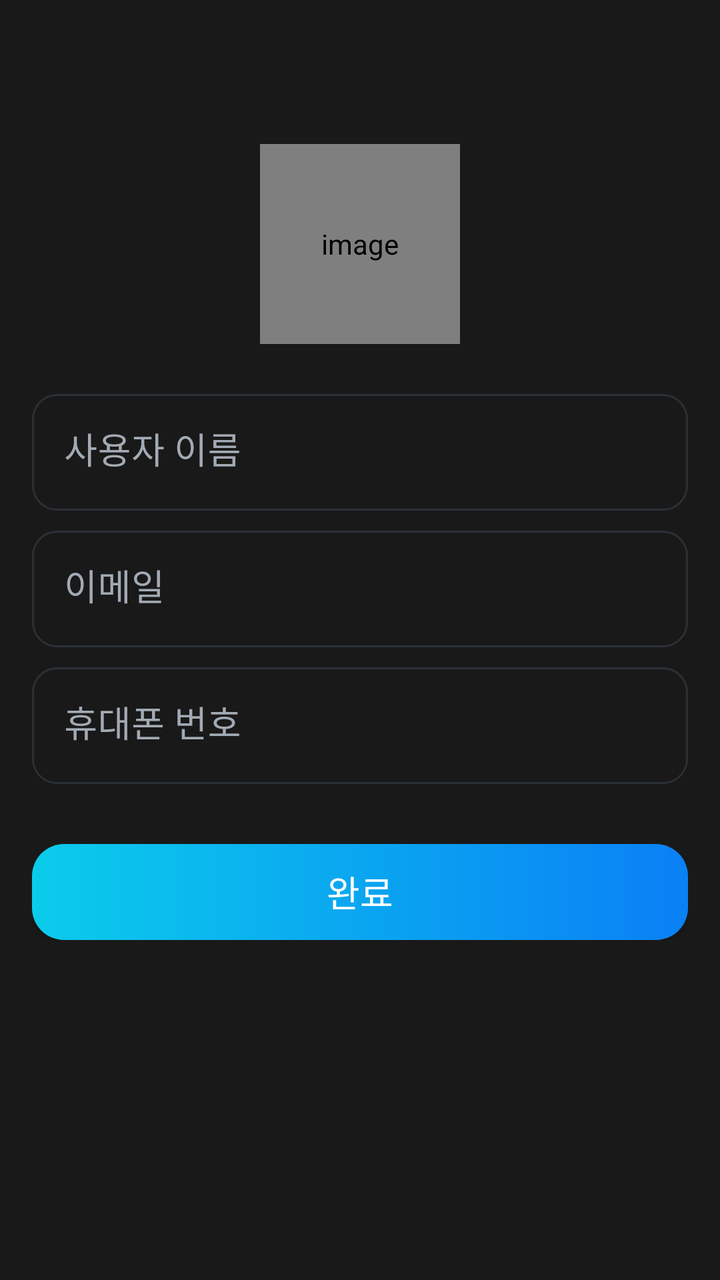
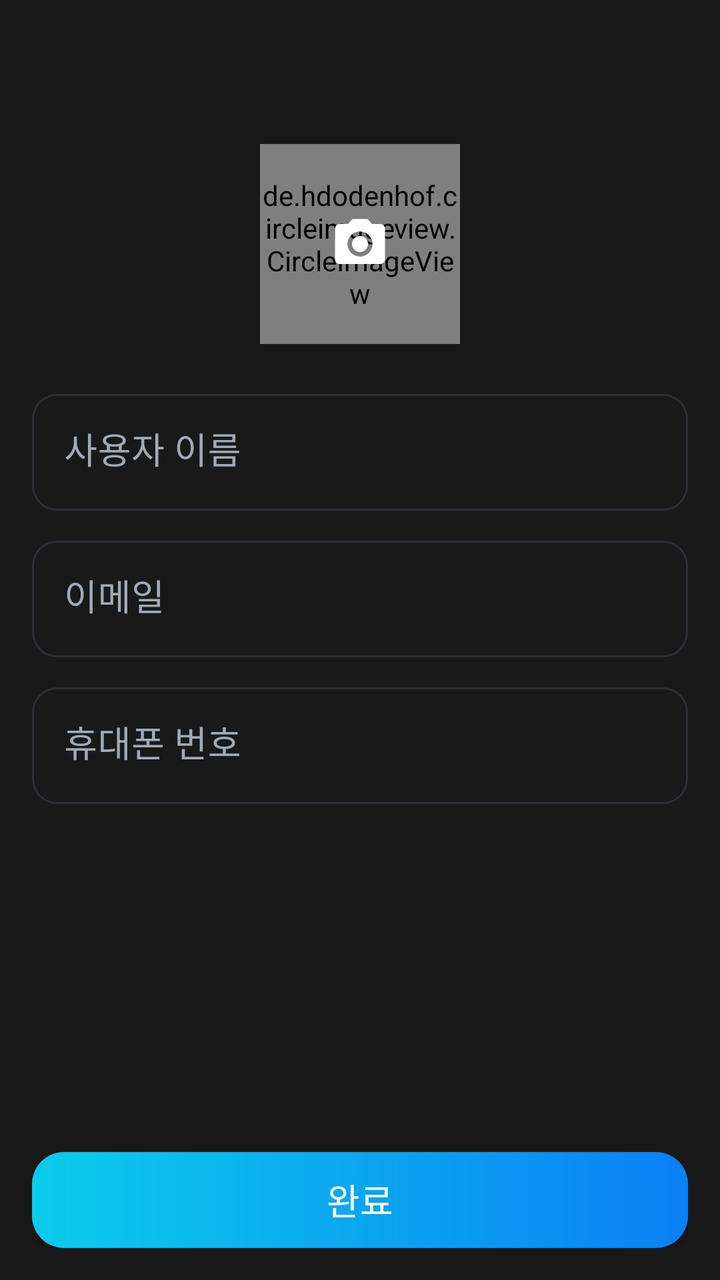

Two renders of the same Android screen: before a commit and after it. Below are the layout's source before the change and the commit's diff.
<!-- AndroidManifest.xml: activity theme AppTheme.NoActionBar -->
<!-- res/layout/activity_my_profile.xml -->
<?xml version="1.0" encoding="utf-8"?>
<layout xmlns:android="http://schemas.android.com/apk/res/android"
    xmlns:app="http://schemas.android.com/apk/res-auto"
    xmlns:tools="http://schemas.android.com/tools">

    <data>

    </data>

    <LinearLayout
        android:layout_width="match_parent"
        android:layout_height="match_parent"
        android:orientation="vertical"
        tools:context=".ui.MyProfileActivity">

        <com.google.android.material.appbar.AppBarLayout
            android:layout_width="match_parent"
            android:layout_height="wrap_content"
            android:theme="@style/AppTheme.AppBarOverlay"
            app:elevation="0dp">

            <androidx.appcompat.widget.Toolbar
                android:id="@+id/toolbar_my_profile_activity"
                android:layout_width="match_parent"
                android:layout_height="?attr/actionBarSize"
                android:background="?attr/colorPrimary"
                app:elevation="0dp"
                app:popupTheme="@style/AppTheme.PopupOverlay"
                app:titleTextAppearance="@style/CustomToolbarTitle" />

        </com.google.android.material.appbar.AppBarLayout>

        <LinearLayout
            android:layout_width="match_parent"
            android:layout_height="match_parent"
            android:background="@color/default_background">

            <LinearLayout
                android:layout_width="match_parent"
                android:layout_height="wrap_content"
                android:gravity="center_horizontal"
                android:orientation="vertical"
                android:padding="@dimen/my_profile_screen_content_padding">

                <de.hdodenhof.circleimageview.CircleImageView
                    android:id="@+id/iv_my_profile_user_image"
                    android:layout_width="@dimen/my_profile_user_image_size"
                    android:layout_height="@dimen/my_profile_user_image_size"
                    android:contentDescription="@string/image_contentDescription"
                    android:src="@drawable/ic_user_place_holder" />

                <com.google.android.material.textfield.TextInputLayout
                    style="@style/Widget.Teamboard.TextInputLayout.FilledBox"
                    android:layout_width="match_parent"
                    android:layout_height="wrap_content"
                    android:layout_marginTop="@dimen/my_profile_name_til_marginTop"
                    app:helperTextTextColor="@color/white">

                    <androidx.appcompat.widget.AppCompatEditText
                        android:id="@+id/et_my_profile_name"
                        android:layout_width="match_parent"
                        android:layout_height="wrap_content"
                        android:background="@drawable/bg_input_border_round"
                        android:hint="@string/name"
                        android:textColor="@color/white_dark"
                        android:textSize="@dimen/et_text_size" />

                </com.google.android.material.textfield.TextInputLayout>

                <com.google.android.material.textfield.TextInputLayout
                    style="@style/Widget.Teamboard.TextInputLayout.FilledBox"
                    android:layout_width="match_parent"
                    android:layout_height="wrap_content"
                    android:layout_marginTop="@dimen/my_profile_et_email_marginTop"
                    app:hintTextColor="@color/white">

                    <androidx.appcompat.widget.AppCompatEditText
                        android:id="@+id/et_my_profile_email"
                        android:layout_width="match_parent"
                        android:layout_height="wrap_content"
                        android:background="@drawable/bg_input_border_round"
                        android:focusable="false"
                        android:focusableInTouchMode="false"
                        android:hint="@string/email"
                        android:inputType="textEmailAddress"
                        android:textColor="@color/white_dark"
                        android:textColorHint="@color/blue_gray_light"
                        android:textSize="@dimen/et_text_size" />

                </com.google.android.material.textfield.TextInputLayout>

                <com.google.android.material.textfield.TextInputLayout
                    style="@style/Widget.Teamboard.TextInputLayout.FilledBox"
                    android:layout_width="match_parent"
                    android:layout_height="wrap_content"
                    android:layout_marginTop="@dimen/my_profile_et_mobile_marginTop">

                    <androidx.appcompat.widget.AppCompatEditText
                        android:id="@+id/et_my_profile_mobile"
                        android:layout_width="match_parent"
                        android:layout_height="wrap_content"
                        android:background="@drawable/bg_input_border_round"
                        android:hint="@string/mobile"
                        android:inputType="phone"
                        android:textColor="@color/white_dark"
                        android:textSize="@dimen/et_text_size" />

                </com.google.android.material.textfield.TextInputLayout>

                <androidx.appcompat.widget.AppCompatButton
                    android:id="@+id/btn_my_profile_update"
                    android:layout_width="match_parent"
                    android:layout_height="wrap_content"
                    android:layout_gravity="center"
                    android:layout_marginTop="@dimen/my_profile_btn_update_marginTop"
                    android:background="@drawable/bg_btn_round_blue"
                    android:foreground="?attr/selectableItemBackground"
                    android:gravity="center"
                    android:paddingTop="@dimen/btn_paddingTopBottom"
                    android:paddingBottom="@dimen/btn_paddingTopBottom"
                    android:text="@string/update"
                    android:textColor="@android:color/white"
                    android:textSize="@dimen/btn_text_size" />
            </LinearLayout>

        </LinearLayout>
    </LinearLayout>
</layout>
<!-- resources referenced by this layout -->
<resources>
  <color name="blue_gray_light">#a2aab4</color>
  <color name="default_background">#191919</color>
  <color name="white">#FFFFFFFF</color>
  <color name="white_dark">#f8f9f9</color>
  <dimen name="btn_paddingTopBottom">8dp</dimen>
  <dimen name="btn_text_size">18sp</dimen>
  <dimen name="et_text_size">18sp</dimen>
  <dimen name="my_profile_btn_update_marginTop">30dp</dimen>
  <dimen name="my_profile_et_email_marginTop">10dp</dimen>
  <dimen name="my_profile_et_mobile_marginTop">10dp</dimen>
  <dimen name="my_profile_name_til_marginTop">25dp</dimen>
  <dimen name="my_profile_screen_content_padding">16dp</dimen>
  <dimen name="my_profile_user_image_size">100dp</dimen>
  <!-- drawable bg_input_border_round (drawable) -->
  <?xml version="1.0" encoding="utf-8"?>
  <shape xmlns:android="http://schemas.android.com/apk/res/android">
      <stroke android:color="@color/blue_gray_dark" android:width="1dp" />
      <corners android:radius="12dp" />
  </shape>
  <string name="email">이메일</string>
  <string name="image_contentDescription">image</string>
  <string name="mobile">휴대폰 번호</string>
  <string name="name">사용자 이름</string>
  <string name="update">완료</string>
  <style name="AppTheme.AppBarOverlay" parent="ThemeOverlay.AppCompat.Dark.ActionBar" />
  <style name="AppTheme.PopupOverlay" parent="ThemeOverlay.AppCompat.Light" />
  <style name="CustomToolbarTitle" parent="TextAppearance.Widget.AppCompat.Toolbar.Title">
          <item name="android:textStyle">bold</item>
      </style>
  <style name="Widget.Teamboard.TextInputLayout.FilledBox" parent="Widget.MaterialComponents.TextInputLayout.FilledBox">
          <item name="boxStrokeWidthFocused">0dp</item>
          <item name="boxStrokeWidth">0dp</item>
          <item name="endIconMode">custom</item>
          <item name="errorIconDrawable">@null</item>
          <item name="colorAccent">@color/teal_200</item>
          <item name="boxStrokeColor">@android:color/transparent</item> 
          <item name="colorControlNormal">@android:color/transparent</item>  
          <item name="android:textColorHint">@color/blue_gray_light</item>  
          <item name="hintTextColor">@color/blue_gray_light</item>   
          <item name="android:textCursorDrawable">@color/colorAccent</item>  
          <item name="helperTextTextColor">@color/blue_gray_light</item>
          <item name="android:theme">@style/ThemeOverlay.Eggeum.TextInputLayout.CursorColor</item>
      </style>
  <style name="AppTheme.NoActionBar">
          <item name="windowActionBar">false</item>
          <item name="windowNoTitle">true</item>
      </style>
  <color name="blue_gray_dark">#2b3036</color>
  <color name="teal_200">#FF03DAC5</color>
  <color name="colorAccent">#191919</color>
  <style name="ThemeOverlay.Eggeum.TextInputLayout.CursorColor" parent="ThemeOverlay.MaterialComponents.TextInputEditText.FilledBox">
          <item name="colorControlActivated">@color/teal_200</item>
          <item name="android:textColorHighlight">@color/teal_200</item>
      </style>
  <!-- unchanged entries left out for length: 2 -->
</resources>

<!-- the commit's change to res/layout/activity_my_profile.xml (unified diff, before → after) -->
@@ -11,7 +11,7 @@
         android:layout_width="match_parent"
         android:layout_height="match_parent"
         android:orientation="vertical"
-        tools:context=".ui.MyProfileActivity">
+        tools:context=".ui.myprofile.MyProfileActivity">
 
         <com.google.android.material.appbar.AppBarLayout
             android:layout_width="match_parent"
@@ -35,26 +35,50 @@
             android:layout_height="match_parent"
             android:background="@color/default_background">
 
-            <LinearLayout
+            <androidx.constraintlayout.widget.ConstraintLayout
                 android:layout_width="match_parent"
-                android:layout_height="wrap_content"
+                android:layout_height="match_parent"
                 android:gravity="center_horizontal"
                 android:orientation="vertical"
                 android:padding="@dimen/my_profile_screen_content_padding">
 
-                <de.hdodenhof.circleimageview.CircleImageView
-                    android:id="@+id/iv_my_profile_user_image"
+                <FrameLayout
+                    android:id="@+id/fl_my_profile_user_image"
                     android:layout_width="@dimen/my_profile_user_image_size"
                     android:layout_height="@dimen/my_profile_user_image_size"
-                    android:contentDescription="@string/image_contentDescription"
-                    android:src="@drawable/ic_user_place_holder" />
+                    app:layout_constraintEnd_toEndOf="parent"
+                    app:layout_constraintStart_toStartOf="parent"
+                    app:layout_constraintTop_toTopOf="parent">
+
+                    <de.hdodenhof.circleimageview.CircleImageView
+                        android:id="@+id/iv_my_profile_user_image"
+                        android:layout_width="@dimen/my_profile_user_image_size"
+                        android:layout_height="@dimen/my_profile_user_image_size"
+                        android:contentDescription="@string/intro_image_content_description"
+                        android:src="@drawable/ic_user_place_holder" />
+
+                    <de.hdodenhof.circleimageview.CircleImageView
+                        android:id="@+id/overlayView"
+                        android:layout_width="@dimen/my_profile_user_image_size"
+                        android:layout_height="@dimen/my_profile_user_image_size"
+                        android:src="@color/transparent_black" />
+
+                    <ImageView
+                        android:id="@+id/cameraIcon"
+                        android:layout_width="30dp"
+                        android:layout_height="30dp"
+                        android:src="@drawable/ic_camera_30"
+                        android:layout_gravity="center" />
+                </FrameLayout>
 
                 <com.google.android.material.textfield.TextInputLayout
+                    android:id="@+id/ti_my_profile_name"
                     style="@style/Widget.Teamboard.TextInputLayout.FilledBox"
                     android:layout_width="match_parent"
                     android:layout_height="wrap_content"
                     android:layout_marginTop="@dimen/my_profile_name_til_marginTop"
-                    app:helperTextTextColor="@color/white">
+                    app:helperTextTextColor="@color/white"
+                    app:layout_constraintTop_toBottomOf="@id/fl_my_profile_user_image">
 
                     <androidx.appcompat.widget.AppCompatEditText
                         android:id="@+id/et_my_profile_name"
@@ -68,11 +92,13 @@
                 </com.google.android.material.textfield.TextInputLayout>
 
                 <com.google.android.material.textfield.TextInputLayout
+                    android:id="@+id/ti_my_profile_email"
                     style="@style/Widget.Teamboard.TextInputLayout.FilledBox"
                     android:layout_width="match_parent"
                     android:layout_height="wrap_content"
                     android:layout_marginTop="@dimen/my_profile_et_email_marginTop"
-                    app:hintTextColor="@color/white">
+                    app:hintTextColor="@color/white"
+                    app:layout_constraintTop_toBottomOf="@id/ti_my_profile_name">
 
                     <androidx.appcompat.widget.AppCompatEditText
                         android:id="@+id/et_my_profile_email"
@@ -90,10 +116,12 @@
                 </com.google.android.material.textfield.TextInputLayout>
 
                 <com.google.android.material.textfield.TextInputLayout
+                    android:id="@+id/ti_my_profile_mobile"
                     style="@style/Widget.Teamboard.TextInputLayout.FilledBox"
                     android:layout_width="match_parent"
                     android:layout_height="wrap_content"
-                    android:layout_marginTop="@dimen/my_profile_et_mobile_marginTop">
+                    android:layout_marginTop="@dimen/my_profile_et_mobile_marginTop"
+                    app:layout_constraintTop_toBottomOf="@id/ti_my_profile_email">
 
                     <androidx.appcompat.widget.AppCompatEditText
                         android:id="@+id/et_my_profile_mobile"
@@ -118,10 +146,11 @@
                     android:gravity="center"
                     android:paddingTop="@dimen/btn_paddingTopBottom"
                     android:paddingBottom="@dimen/btn_paddingTopBottom"
-                    android:text="@string/update"
+                    android:text="@string/done"
                     android:textColor="@android:color/white"
-                    android:textSize="@dimen/btn_text_size" />
-            </LinearLayout>
+                    android:textSize="@dimen/btn_text_size"
+                    app:layout_constraintBottom_toBottomOf="parent" />
+            </androidx.constraintlayout.widget.ConstraintLayout>
 
         </LinearLayout>
     </LinearLayout>
<!-- resource entries referenced after the edit -->
@@ -2,14 +2,15 @@
 <resources>
   <color name="blue_gray_light">#a2aab4</color>
   <color name="default_background">#191919</color>
+  <color name="transparent_black">#40000000</color>
   <color name="white">#FFFFFFFF</color>
   <color name="white_dark">#f8f9f9</color>
   <dimen name="btn_paddingTopBottom">8dp</dimen>
   <dimen name="btn_text_size">18sp</dimen>
   <dimen name="et_text_size">18sp</dimen>
   <dimen name="my_profile_btn_update_marginTop">30dp</dimen>
-  <dimen name="my_profile_et_email_marginTop">10dp</dimen>
-  <dimen name="my_profile_et_mobile_marginTop">10dp</dimen>
+  <dimen name="my_profile_et_email_marginTop">15dp</dimen>
+  <dimen name="my_profile_et_mobile_marginTop">15dp</dimen>
   <dimen name="my_profile_name_til_marginTop">25dp</dimen>
   <dimen name="my_profile_screen_content_padding">16dp</dimen>
   <dimen name="my_profile_user_image_size">100dp</dimen>
@@ -19,11 +20,19 @@
       <stroke android:color="@color/blue_gray_dark" android:width="1dp" />
       <corners android:radius="12dp" />
   </shape>
+  <!-- drawable ic_camera_30 (drawable) -->
+  <vector xmlns:android="http://schemas.android.com/apk/res/android" android:height="30dp" android:tint="#FFFFFF" android:viewportHeight="24" android:viewportWidth="24" android:width="30dp">
+        
+      <path android:fillColor="@android:color/white" android:pathData="M12,12m-3.2,0a3.2,3.2 0,1 1,6.4 0a3.2,3.2 0,1 1,-6.4 0"/>
+        
+      <path android:fillColor="@android:color/white" android:pathData="M9,2L7.17,4L4,4c-1.1,0 -2,0.9 -2,2v12c0,1.1 0.9,2 2,2h16c1.1,0 2,-0.9 2,-2L22,6c0,-1.1 -0.9,-2 -2,-2h-3.17L15,2L9,2zM12,17c-2.76,0 -5,-2.24 -5,-5s2.24,-5 5,-5 5,2.24 5,5 -2.24,5 -5,5z"/>
+      
+  </vector>
+  <string name="done">완료</string>
   <string name="email">이메일</string>
-  <string name="image_contentDescription">image</string>
+  <string name="intro_image_content_description">image</string>
   <string name="mobile">휴대폰 번호</string>
   <string name="name">사용자 이름</string>
-  <string name="update">완료</string>
   <style name="AppTheme.AppBarOverlay" parent="ThemeOverlay.AppCompat.Dark.ActionBar" />
   <style name="AppTheme.PopupOverlay" parent="ThemeOverlay.AppCompat.Light" />
   <style name="CustomToolbarTitle" parent="TextAppearance.Widget.AppCompat.Toolbar.Title">
@@ -39,6 +48,7 @@
           <item name="colorControlNormal">@android:color/transparent</item>  
           <item name="android:textColorHint">@color/blue_gray_light</item>  
           <item name="hintTextColor">@color/blue_gray_light</item>   
+          <item name="hintAnimationEnabled">false</item>
           <item name="android:textCursorDrawable">@color/colorAccent</item>  
           <item name="helperTextTextColor">@color/blue_gray_light</item>
           <item name="android:theme">@style/ThemeOverlay.Eggeum.TextInputLayout.CursorColor</item>
@@ -46,6 +56,8 @@
   <style name="AppTheme.NoActionBar">
           <item name="windowActionBar">false</item>
           <item name="windowNoTitle">true</item>
+          <item name="android:statusBarColor" tools:targetApi="l">@color/default_background</item>
+          <item name="android:navigationBarColor">@color/default_background</item>
       </style>
   <color name="blue_gray_dark">#2b3036</color>
   <color name="teal_200">#FF03DAC5</color>
